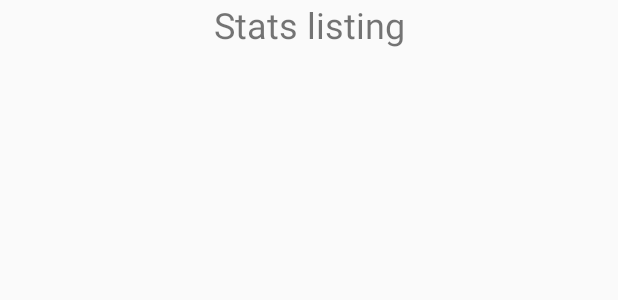
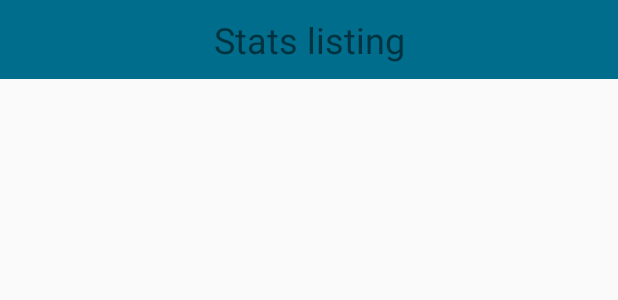
Before and after one commit to BastienLoubet/AndroidProject, an Android app: the layout listing_layout.xml on its own in the app's theme, with its tools: preview values and no code run, on a phone screen of 412 x 824 dp. Shown: the top 300 px of the screen. Run offline under Robolectric (Android 15) with nearby library versions, the phone set to English and light mode, and no system bars.

Commit message:
OW - Test

```diff
--- a/app/src/main/res/layout/home_layout.xml
+++ b/app/src/main/res/layout/home_layout.xml
@@ -43,6 +43,7 @@
             android:layout_height="wrap_content">
 
             <LinearLayout
+                style="@style/layouStyle1"
                 android:id="@+id/preview"
                 android:layout_width="match_parent"
                 android:layout_height="wrap_content"
--- a/app/src/main/res/layout/listing_layout.xml
+++ b/app/src/main/res/layout/listing_layout.xml
@@ -3,7 +3,9 @@
 <LinearLayout xmlns:android="http://schemas.android.com/apk/res/android"
     android:layout_width="match_parent"
     android:layout_height="wrap_content"
-    android:orientation="vertical">
+    android:orientation="vertical"
+style="@style/layouStyle1"
+    >
 
     <TextView
         android:id="@+id/textView2"
@@ -15,13 +17,13 @@
         android:textSize="24sp" />
 
     <HorizontalScrollView
-        android:layout_width="match_parent"
-        android:layout_height="match_parent" >
+        android:layout_width="wrap_content"
+        android:layout_height="wrap_content">
 
 
         <LinearLayout
             android:id="@+id/listing"
-            android:layout_width="match_parent"
+            android:layout_width="wrap_content"
             android:layout_height="wrap_content"
             android:orientation="vertical">
 
--- a/app/src/main/res/values/styles.xml
+++ b/app/src/main/res/values/styles.xml
@@ -20,4 +20,10 @@
         <item name="android:padding">10sp</item>
     </style>
 
+    <style name="layouStyle1">
+        <item name="android:textColor">#3bd2fc</item>
+        <item name="android:background">#006d8c</item>
+        <item name="android:padding">10sp</item>
+    </style>
+
 </resources>
```
